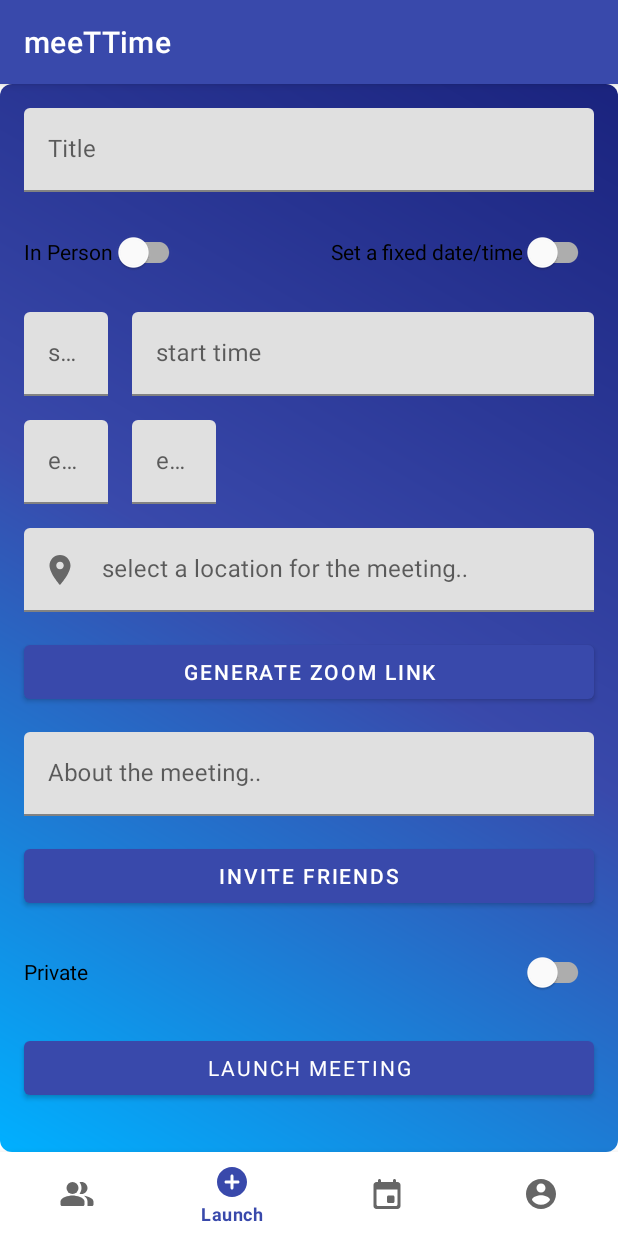
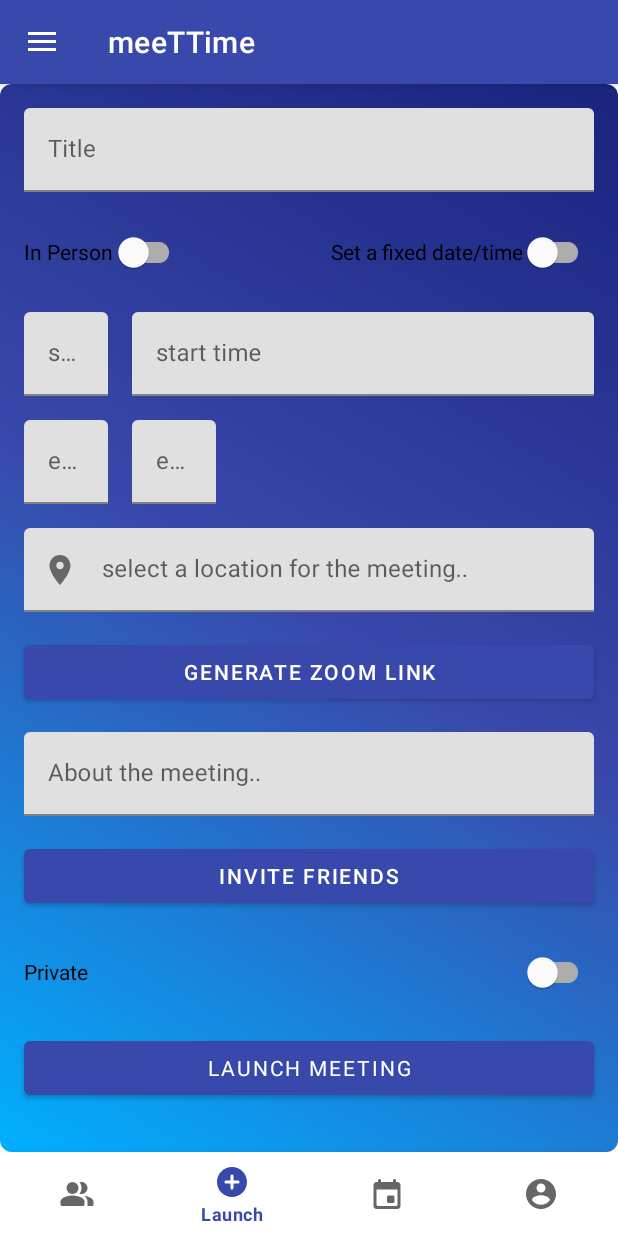
Before and after one commit to ZaynabGhazi/MeeTTime_Project, an Android app: the MainActivity screen opened directly, with no data from a screen before it, item 2 of the bottom bar chosen, on a phone screen of 412 x 824 dp. Run offline under Robolectric (Android 15) with nearby library versions, the phone set to English and light mode, and no system bars; libraries missing offline, so code that uses them is left out: com.parse; pictures from the network do not load; Roboto replaces fonts that are not available here; 10 statements that could not run were skipped.

Commit message:
Implemented Navigation Drawer with Log Out action

```diff
--- a/app/src/main/java/com/zaynab/meettime/MainActivity.java
+++ b/app/src/main/java/com/zaynab/meettime/MainActivity.java
@@ -1,36 +1,88 @@
 package com.zaynab.meettime;
 
 import androidx.annotation.NonNull;
+import androidx.appcompat.app.ActionBarDrawerToggle;
 import androidx.appcompat.app.AppCompatActivity;
+import androidx.drawerlayout.widget.DrawerLayout;
 import androidx.fragment.app.Fragment;
 import androidx.fragment.app.FragmentManager;
 
+import android.content.Intent;
 import android.os.Bundle;
 import android.view.MenuItem;
+import android.view.View;
+import android.widget.ImageView;
 import android.widget.Toast;
 
+import com.bumptech.glide.Glide;
+import com.bumptech.glide.request.RequestOptions;
 import com.google.android.material.bottomnavigation.BottomNavigationView;
+import com.google.android.material.navigation.NavigationView;
+import com.parse.ParseFile;
+import com.parse.ParseUser;
 import com.zaynab.meettime.Fragments.LaunchFragment;
 import com.zaynab.meettime.Fragments.ProfileFragment;
 import com.zaynab.meettime.Fragments.TimelineFragment;
-
-import java.sql.Time;
 
 public class MainActivity extends AppCompatActivity {
 
     private BottomNavigationView mBottomNavigationView;
     final FragmentManager mFragmentManager = getSupportFragmentManager();
+    private DrawerLayout mDrawerLayout;
+    private ActionBarDrawerToggle mAbDrawerToggle;
+    private NavigationView mNavigationView;
 
     @Override
     protected void onCreate(Bundle savedInstanceState) {
         super.onCreate(savedInstanceState);
         setContentView(R.layout.activity_main);
+        setupNavigationDrawer();
         setupBottomNavigation();
+    }
+
+    private void setupNavigationDrawer() {
+        mDrawerLayout = (DrawerLayout) findViewById(R.id.activity_main);
+        mAbDrawerToggle = new ActionBarDrawerToggle(this, mDrawerLayout, R.string.Open, R.string.Close);
+        mDrawerLayout.addDrawerListener(mAbDrawerToggle);
+        mAbDrawerToggle.syncState();
+        getSupportActionBar().setDisplayHomeAsUpEnabled(true);
+        mNavigationView = (NavigationView) findViewById(R.id.nv);
+        View hView = mNavigationView.inflateHeaderView(R.layout.nav_header);
+        ImageView ivDrawer = hView.findViewById(R.id.drawerImage);
+        ParseUser current = ParseUser.getCurrentUser();
+        current.fetchInBackground();
+        String test = current.getString("firstName");
+        ParseFile profile_image = current.getParseFile("profilePicture");
+        if (profile_image != null)
+            Glide.with(this.getApplicationContext()).load(profile_image.getUrl()).apply(RequestOptions.circleCropTransform()).into(ivDrawer);
+        mNavigationView.setNavigationItemSelectedListener(new NavigationView.OnNavigationItemSelectedListener() {
+            @Override
+            public boolean onNavigationItemSelected(@NonNull MenuItem item) {
+                int id = item.getItemId();
+                switch (id) {
+                    case R.id.editProfile:
+                        Toast.makeText(MainActivity.this, "Edit Profile", Toast.LENGTH_SHORT).show();
+                        break;
+                    case R.id.settings:
+                        Toast.makeText(MainActivity.this, "Settings", Toast.LENGTH_SHORT).show();
+                        break;
+                    case R.id.logOut:
+                        ParseUser.logOut();
+                        ParseUser currentUser = ParseUser.getCurrentUser();
+                        Intent intent = new Intent(MainActivity.this, LoginActivity.class);
+                        startActivity(intent);
+                        break;
+                    default:
+                        return true;
+                }
+                return true;
+
+            }
+        });
     }
 
     private void setupBottomNavigation() {
         mBottomNavigationView = findViewById(R.id.bottomNavigationView);
-
         mBottomNavigationView.setOnNavigationItemSelectedListener(new BottomNavigationView.OnNavigationItemSelectedListener() {
             @Override
             public boolean onNavigationItemSelected(@NonNull MenuItem menuItem) {
@@ -63,4 +115,11 @@ public class MainActivity extends AppCompatActivity {
         });
         mBottomNavigationView.setSelectedItemId(R.id.action_timeline);
     }
+
+    @Override
+    public boolean onOptionsItemSelected(MenuItem item) {
+        if (mAbDrawerToggle.onOptionsItemSelected(item))
+            return true;
+        return super.onOptionsItemSelected(item);
+    }
 }
--- a/app/src/main/res/layout/activity_main.xml
+++ b/app/src/main/res/layout/activity_main.xml
@@ -1,7 +1,12 @@
 <?xml version="1.0" encoding="utf-8"?>
-<RelativeLayout xmlns:android="http://schemas.android.com/apk/res/android"
+<androidx.drawerlayout.widget.DrawerLayout xmlns:android="http://schemas.android.com/apk/res/android"
+    xmlns:tools="http://schemas.android.com/tools"
     xmlns:app="http://schemas.android.com/apk/res-auto"
-    xmlns:tools="http://schemas.android.com/tools"
+    android:id="@+id/activity_main"
+    android:layout_width="match_parent"
+    android:layout_height="match_parent">
+
+    <RelativeLayout
         android:layout_width="match_parent"
         android:layout_height="match_parent"
         tools:context=".MainActivity">
@@ -22,3 +27,15 @@
 
 
     </RelativeLayout>
+
+    <com.google.android.material.navigation.NavigationView
+        android:layout_width="wrap_content"
+        android:layout_height="match_parent"
+        app:menu="@menu/navigation_menu"
+        android:layout_gravity="start"
+        android:id="@+id/nv">
+
+    </com.google.android.material.navigation.NavigationView>
+
+
+</androidx.drawerlayout.widget.DrawerLayout>
--- /dev/null
+++ b/app/src/main/res/menu/navigation_menu.xml
@@ -0,0 +1,14 @@
+<?xml version="1.0" encoding="utf-8"?>
+<menu xmlns:android="http://schemas.android.com/apk/res/android">
+
+    <item
+        android:id="@+id/editProfile"
+        android:title="Edit profile" />
+    <item
+        android:id="@+id/settings"
+        android:title="Settings" />
+    <item
+        android:id="@+id/logOut"
+        android:title="Log Out" />
+
+</menu>
--- a/app/src/main/res/values/strings.xml
+++ b/app/src/main/res/values/strings.xml
@@ -1,3 +1,5 @@
 <resources>
     <string name="app_name">meeTTime</string>
+    <string name="Open">open</string>
+    <string name="Close">close</string>
 </resources>
```
Also changed, not shown: app/src/main/res/layout/nav_header.xml (added, +14 -0 lines). Lines whose indentation alone changed are shown as unchanged.
